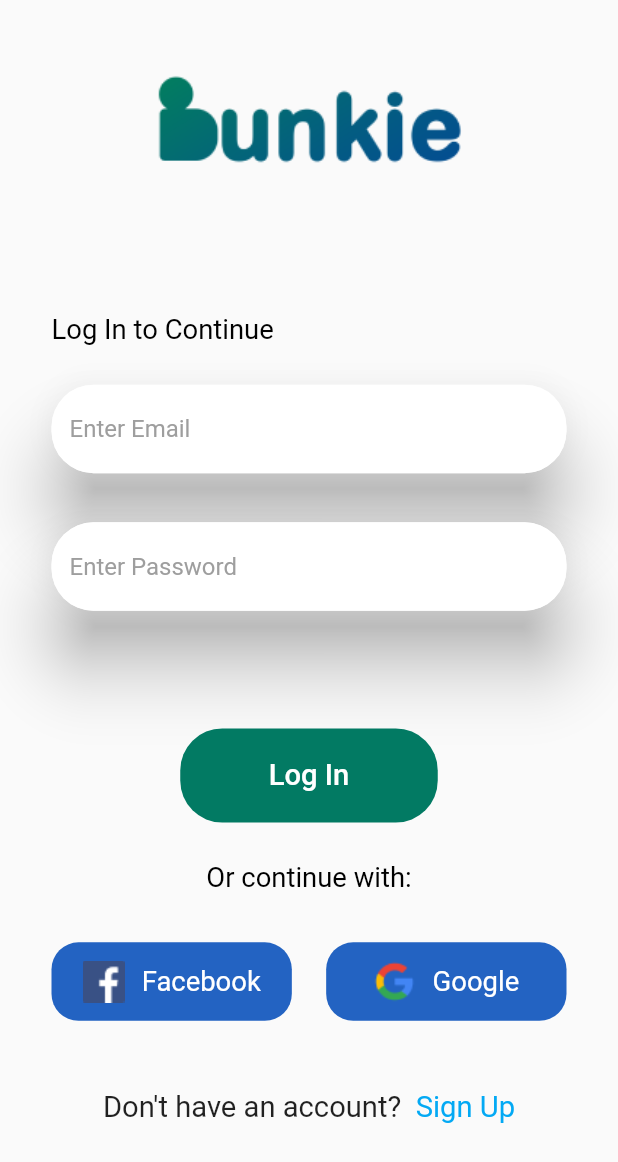
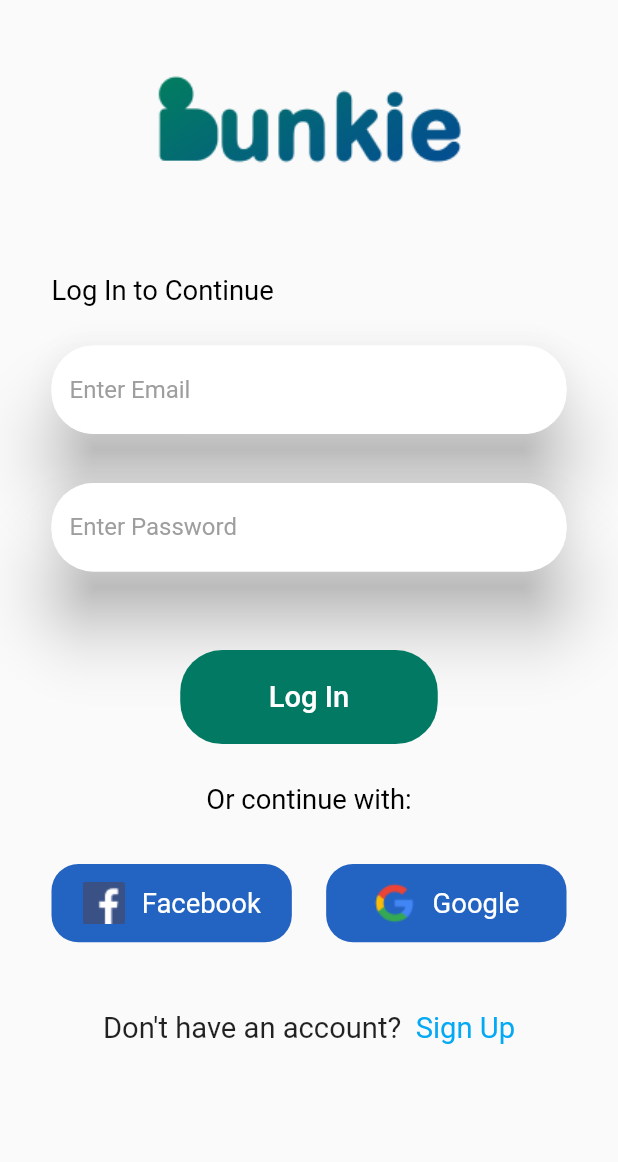
Before and after one commit to zuri-training/bunkie_mobile_pjt_47, a Flutter app: the LoginView screen opened by its route, on a phone screen of 412 x 824 dp. Shown: the top 1162 px of the screen. Run offline on Flutter 3.47's test engine with Material 2 defaults, Android fonts, the phone set to English and light mode, and no system bars; our stand-ins replace flutter_screenutil, get_it, google_fonts, pin_code_fields; project files that could hold a hidden picture were left out.

Commit message:
Fix: Fixed bottom overflow bug

```diff
--- a/lib/views/login_view.dart
+++ b/lib/views/login_view.dart
@@ -24,7 +24,7 @@ class LoginView extends StatelessWidget {
                       child: Image.asset(
                           'assets/images/bunkie-logos/gradient-bunkie-logo.png'),
                     ),
-                    CustomSpacer(flex: 8),
+                    CustomSpacer(flex: 4,),
                     Align(
                       alignment: Alignment.centerLeft,
                       child: Container(
@@ -43,7 +43,7 @@ class LoginView extends StatelessWidget {
                     CustomTextFormField(
                       hintText: 'Enter Password',
                     ),
-                    CustomSpacer(flex: 12),
+                    CustomSpacer(flex: 8),
                     CustomButton(
                         text: 'Log In',
                         onPressed: () {
```
